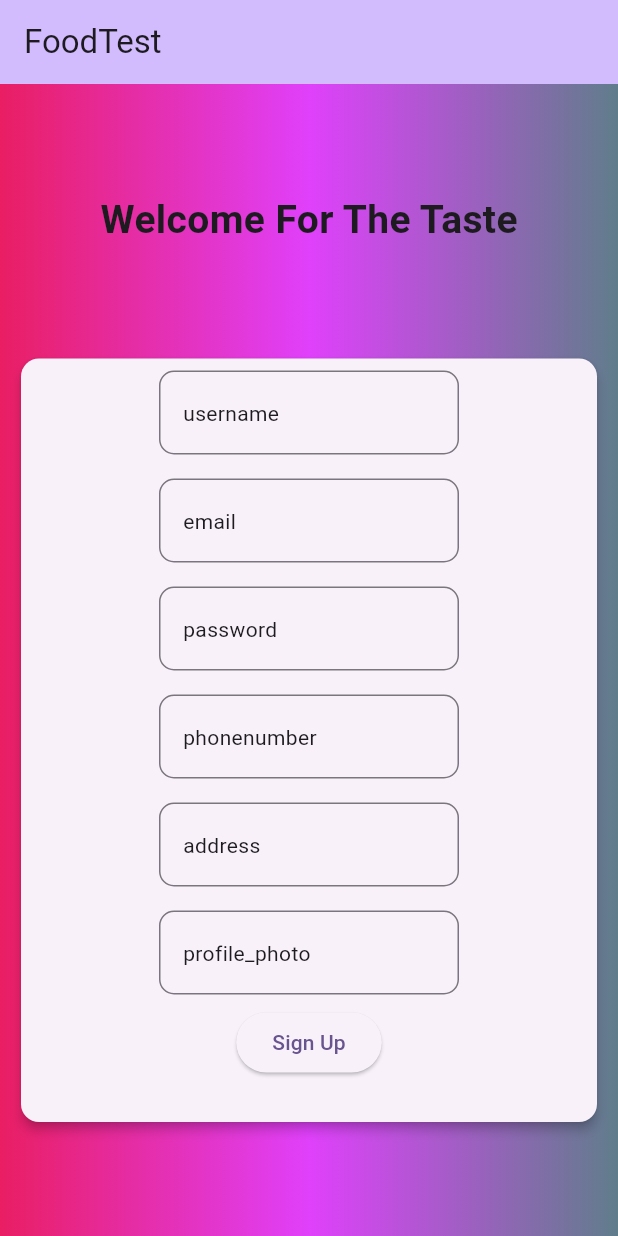
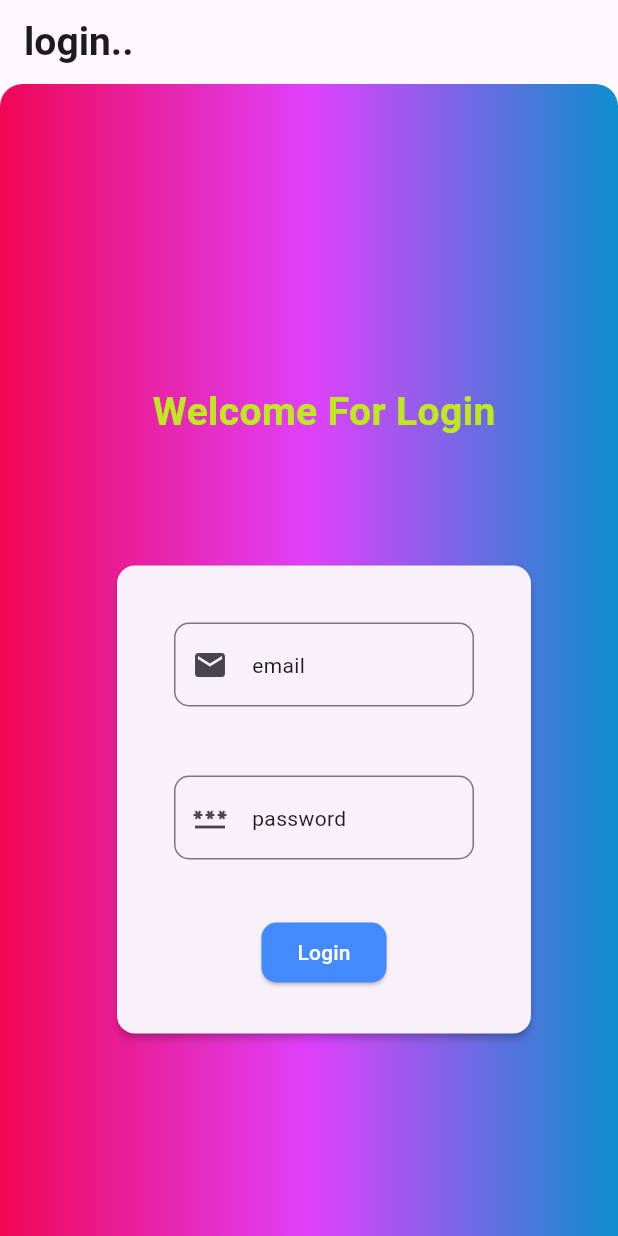
Before and after one commit to ashishacah/Foodie, a Flutter app: the screen it shows after launch, on a phone screen of 412 x 824 dp. Run offline on Flutter 3.47's test engine with Material 3 defaults, Android fonts, the phone set to English and light mode, and no system bars; our stand-ins replace flutter_secure_storage.

Commit message:
Improved Login And SignUp

```diff
--- /dev/null
+++ b/mobile/lib/authentication/login.dart
@@ -0,0 +1,142 @@
+import 'package:flutter/material.dart';
+import 'package:http/http.dart' as http;
+import 'package:mobile/Dashboard/Client.dart';
+import 'package:mobile/Dashboard/customer.dart';
+import 'package:mobile/Dashboard/delivery_client.dart';
+import 'package:mobile/authentication/tokenstorage.dart';
+import 'package:mobile/design/button.dart';
+import 'package:mobile/design/decoration.dart';
+import 'dart:convert';
+
+import 'package:mobile/main.dart';
+import 'package:mobile/Dashboard/Admin.dart';
+
+class Login extends StatefulWidget {
+  @override
+  State<Login> createState() => _LoginState();
+}
+
+class _LoginState extends State<Login> {
+  var emailcon = TextEditingController();
+
+  var passcon = TextEditingController();
+
+  @override
+  Widget build(BuildContext context) {
+    return Scaffold(
+      appBar: AppBar(
+        title: Text(
+          "login..",
+          style: TextStyle(fontWeight: FontWeight.bold, fontSize: 26),
+        ),
+      ),
+      resizeToAvoidBottomInset: true,
+      body: SingleChildScrollView(
+        child: Container(
+          decoration: containerDecoration(),
+          height: 1200,
+          width: 500,
+          child: Padding(
+            padding: const EdgeInsets.only(top: 200, left: 20),
+            child: Column(
+              spacing: 80,
+              children: [
+                Text(
+                  "Welcome For Login",
+                  style: TextStyle(
+                    fontWeight: FontWeight.bold,
+                    fontSize: 26,
+                    color: const Color.fromARGB(255, 192, 232, 31),
+                  ),
+                ),
+                Card(
+                  elevation: 2,
+                  child: Padding(
+                    padding: const EdgeInsets.all(30.0),
+                    child: Column(
+                      children: [
+                        FieldDesign(
+                          conname: emailcon,
+                          hint: "email",
+                          icon: Icon(Icons.email),
+                        ),
+                        SizedBox(height: 30),
+                        FieldDesign(
+                          conname: passcon,
+                          hint: "password",
+                          icon: Icon(Icons.password),
+                        ),
+                        SizedBox(height: 30),
+                        ElevatedButton(
+                          onPressed: () async {
+                            await senddata();
+                          },
+                          child: Text("Login"),
+                          style: ElevatedButton.styleFrom(
+                            backgroundColor: Colors.blueAccent,
+                            foregroundColor: Colors.white,
+                            shape: RoundedRectangleBorder(
+                              borderRadius: BorderRadius.circular(10),
+                            ),
+                          ),
+                        ),
+                      ],
+                    ),
+                  ),
+                ),
+              ],
+            ),
+          ),
+        ),
+      ),
+    );
+  }
+
+  Future<void> senddata() async {
+    final url = "http://10.0.2.2:8000/api/login/";
+    final uri = Uri.parse(url);
+    final response = await http.post(
+      uri,
+      headers: {"Content-Type": "application/json"},
+      body: jsonEncode({"email": emailcon.text, "password": passcon.text}),
+    );
+    print("LOGIN RESPONSE:");
+    print(response.body);
+    if (response.statusCode == 200) {
+      final data = jsonDecode(response.body);
+      String role = data["role"];
+      await Tokenstorage.saveTokens(
+        access: data["access"],
+        refresh: data['refresh'],
+      );
+      if (role == "Admin") {
+        Navigator.push(
+          context,
+          MaterialPageRoute(builder: (context) => AdminDashboard()),
+        );
+      } else if (role == "Client") {
+        Navigator.push(
+          context,
+          MaterialPageRoute(builder: (context) => ClientDashboard()),
+        );
+      } else if (role == "Delivery_Partner") {
+        Navigator.push(
+          context,
+          MaterialPageRoute(builder: (context) => Delivery_Patner()),
+        );
+      } else if (role == "Customer") {
+        Navigator.push(
+          context,
+          MaterialPageRoute(builder: (context) => CustomerDashboard()),
+        );
+      }
+    } else {
+      setState(() {
+        final data = jsonDecode(response.body);
+        ScaffoldMessenger.of(
+          context,
+        ).showSnackBar((SnackBar(content: Text(data["message"]))));
+      });
+    }
+  }
+}
--- /dev/null
+++ b/mobile/lib/authentication/tokenstorage.dart
@@ -0,0 +1,25 @@
+import 'package:flutter_secure_storage/flutter_secure_storage.dart';
+
+class Tokenstorage {
+  static const storage = FlutterSecureStorage();
+  static Future<void> saveTokens({
+    required String access,
+    required String refresh,
+  }) async {
+    await storage.write(key: "refresh_tokens", value: refresh);
+    await storage.write(key: "access_tokens", value: access);
+  }
+
+  static Future<String?> getAcessToken() async {
+    return await storage.read(key: "access_tokens");
+  }
+
+  static Future<String?> getRefreahToken() async {
+    return await storage.read(key: "refresh_tokens");
+  }
+
+  static Future<void> logout() async {
+    await storage.delete(key: "access_tokens");
+    await storage.delete(key: "refresh_tokens");
+  }
+}
--- a/mobile/lib/design/button.dart
+++ b/mobile/lib/design/button.dart
@@ -3,8 +3,13 @@ import 'package:flutter/material.dart';
 class FieldDesign extends StatelessWidget {
   final TextEditingController conname;
   final String hint;
-
-  const FieldDesign({super.key, required this.conname, required this.hint});
+  final Icon? icon;
+  const FieldDesign({
+    super.key,
+    required this.conname,
+    required this.hint,
+    this.icon,
+  });
 
   @override
   Widget build(BuildContext context) {
@@ -17,6 +22,7 @@ class FieldDesign extends StatelessWidget {
           obscureText: hint.toLowerCase() == 'password',
 
           decoration: InputDecoration(
+            prefixIcon: icon,
             hint: Text(hint),
             border: OutlineInputBorder(borderRadius: BorderRadius.circular(10)),
           ),
--- /dev/null
+++ b/mobile/lib/design/decoration.dart
@@ -0,0 +1,14 @@
+import 'package:flutter/material.dart';
+
+BoxDecoration containerDecoration() {
+  return BoxDecoration(
+    gradient: LinearGradient(
+      colors: [
+        const Color.fromARGB(255, 240, 6, 84),
+        Colors.purpleAccent,
+        const Color.fromARGB(255, 13, 142, 207),
+      ],
+    ),
+    borderRadius: BorderRadius.circular(15),
+  );
+}
--- a/mobile/lib/main.dart
+++ b/mobile/lib/main.dart
@@ -1,4 +1,5 @@
 import 'package:flutter/material.dart';
+import 'package:mobile/authentication/login.dart';
 import 'package:mobile/design/button.dart';
 import 'package:http/http.dart' as http;
 import 'dart:convert';
@@ -16,7 +17,7 @@ class MyApp extends StatelessWidget {
       theme: ThemeData(
         colorScheme: ColorScheme.fromSeed(seedColor: Colors.deepPurple),
       ),
-      home: const MyHomePage(title: 'Flutter Demo Home Page'),
+      home: Login(),
     );
   }
 }
@@ -36,6 +37,7 @@ class _MyHomePageState extends State<MyHomePage> {
   var phonenumbercon = TextEditingController();
   var addresscon = TextEditingController();
   var profilecon = TextEditingController();
+  var role_con = TextEditingController();
   String responsemsg = "";
   @override
   Widget build(BuildContext context) {
@@ -70,6 +72,7 @@ class _MyHomePageState extends State<MyHomePage> {
                         FieldDesign(conname: usernamecon, hint: "username"),
                         FieldDesign(conname: emailcon, hint: "email"),
                         FieldDesign(conname: passwordcon, hint: "password"),
+                        FieldDesign(conname: role_con, hint: "role"),
                         FieldDesign(
                           conname: phonenumbercon,
                           hint: "phonenumber",
@@ -119,6 +122,7 @@ class _MyHomePageState extends State<MyHomePage> {
         "username": usernamecon.text,
         "email": emailcon.text,
         "password": passwordcon.text,
+        "role": role_con.text,
         "phonenumber": phonenumbercon.text,
         "address": addresscon.text,
         "profile_image": profilecon.text,
--- a/mobile/pubspec.yaml
+++ b/mobile/pubspec.yaml
@@ -35,6 +35,7 @@ dependencies:
   # Use with the CupertinoIcons class for iOS style icons.
   cupertino_icons: ^1.0.8
   http: ^1.6.0
+  flutter_secure_storage: ^10.3.4
 
 dev_dependencies:
   flutter_test:
```
Also changed, not shown: mobile/lib/Dashboard/Admin.dart (added, +8 -0 lines), mobile/lib/Dashboard/Client.dart (added, +8 -0 lines), mobile/lib/Dashboard/customer.dart (added, +8 -0 lines), mobile/lib/Dashboard/delivery_client.dart (added, +8 -0 lines), mobile/pubspec.lock, 16 other files.
